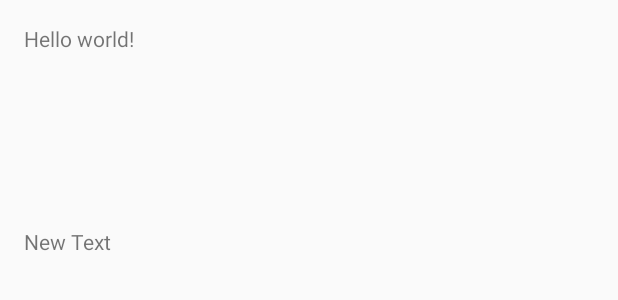
After one commit to AndonyNS/CI-1430-MiBusCR, an Android app: the layout activity_obt_rutas.xml on its own in the app's theme, with its tools: preview values and no code run, on a phone screen of 412 x 824 dp. The commit adds this screen. Shown: the top 300 px of the screen. Run offline under Robolectric (Android 15) with nearby library versions, the phone set to English and light mode, and no system bars.

Commit message:
Obtener rutas de BD remota

```diff
--- a/Buses/app/build.gradle
+++ b/Buses/app/build.gradle
@@ -22,5 +22,5 @@ android {
 dependencies {
     compile fileTree(dir: 'libs', include: ['*.jar'])
     compile 'com.android.support:appcompat-v7:20.0.0'
-    compile 'com.google.android.gms:play-services:4.2.+'
+    compile 'com.google.android.gms:play-services:5.2.08'
 }
--- a/Buses/app/src/main/java/com/example/busdevelop/buses/CrearCuentaActivity.java
+++ b/Buses/app/src/main/java/com/example/busdevelop/buses/CrearCuentaActivity.java
@@ -136,7 +136,6 @@ public class CrearCuentaActivity extends ActionBarActivity {
     public void registrar(View vista){
         //TODO: Validar campos
         new HttpAsyncTask().execute("http://murmuring-anchorage-1614.herokuapp.com/users");
-
     }
 
     /**
@@ -162,7 +161,6 @@ public class CrearCuentaActivity extends ActionBarActivity {
         @Override
         protected void onPostExecute(String resultado){
             Toast.makeText(getBaseContext(), "Cuenta Creada", Toast.LENGTH_LONG).show();
-
         }
     }
 
--- /dev/null
+++ b/Buses/app/src/main/res/layout/activity_obt_rutas.xml
@@ -0,0 +1,25 @@
+<RelativeLayout xmlns:android="http://schemas.android.com/apk/res/android"
+    xmlns:tools="http://schemas.android.com/tools"
+    android:layout_width="match_parent"
+    android:layout_height="match_parent"
+    android:paddingLeft="@dimen/activity_horizontal_margin"
+    android:paddingRight="@dimen/activity_horizontal_margin"
+    android:paddingTop="@dimen/activity_vertical_margin"
+    android:paddingBottom="@dimen/activity_vertical_margin"
+    tools:context="com.example.busdevelop.buses.ObtRutasActivity">
+
+    <TextView
+        android:text="@string/hello_world"
+        android:layout_width="wrap_content"
+        android:layout_height="wrap_content"
+        android:id="@+id/textView2" />
+
+    <TextView
+        android:layout_width="wrap_content"
+        android:layout_height="wrap_content"
+        android:text="New Text"
+        android:id="@+id/resultRutas"
+        android:layout_below="@+id/textView2"
+        android:layout_marginTop="116dp" />
+
+</RelativeLayout>
--- a/Buses/app/src/main/res/values/strings.xml
+++ b/Buses/app/src/main/res/values/strings.xml
@@ -6,5 +6,7 @@
     <string name="action_settings">Settings</string>
     <string name="login">Login</string>
     <string name="title_activity_crear_cuenta">Crear Cuenta</string>
+    <string name="title_activity_get">Obteniendo rutas</string>
+    <string name="title_activity_obt_rutas">ObtRutasActivity</string>
 
 </resources>
```
Also changed, not shown: Buses/app/src/main/AndroidManifest.xml (+28 -18 lines), Buses/app/src/main/java/com/example/busdevelop/buses/ObtRutasActivity.java (added, +166 -0 lines), Buses/app/src/main/java/com/example/busdevelop/buses/Ruta.java (added, +66 -0 lines), Buses/app/src/main/res/menu/obt_rutas.xml (added, +9 -0 lines), 1 other file.
